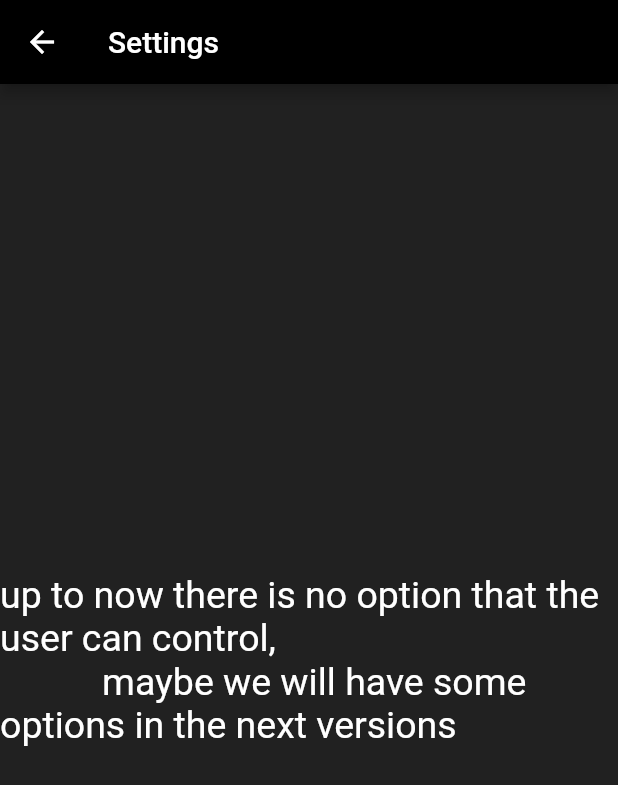
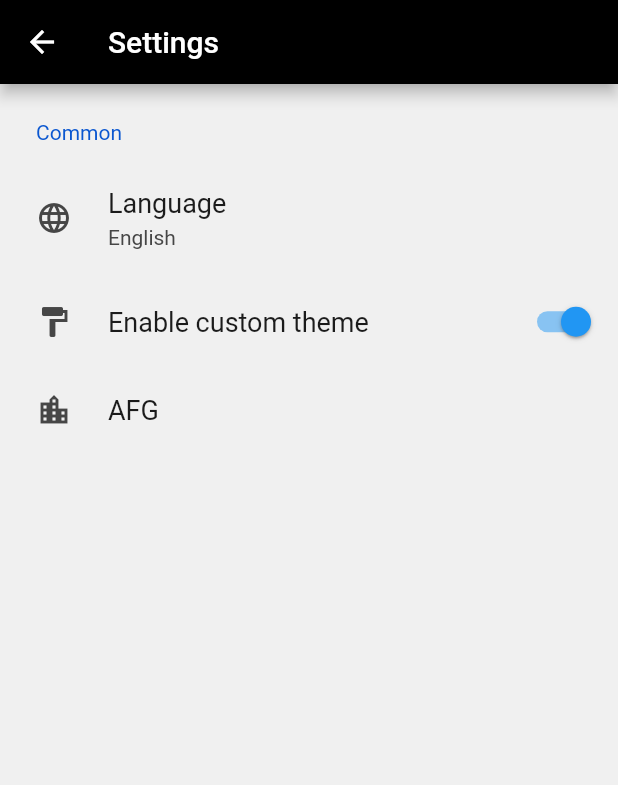
Before and after one commit to yaserhamidy/formula, a Flutter app: the screen it shows after launch, in the side drawer, after a tap on "Settings", on a phone screen of 412 x 824 dp. Shown: the top 785 px of the screen. Run offline on Flutter 3.47's test engine with Material 2 defaults, Android fonts, the phone set to English and light mode, and no system bars; drawn by our look-alikes of settings_ui; our stand-ins replace curved_navigation_bar, fluttertoast.

Commit message:
work on setting page and botton navitionbar

```diff
--- a/lib/mainpage.dart
+++ b/lib/mainpage.dart
@@ -10,6 +10,9 @@ import 'package:formula/seven.dart';
 import 'package:formula/tenclass.dart';
 import 'package:formula/twelveclass.dart';
 import 'splashscreen.dart';
+import 'package:settings_ui/settings_ui.dart';
+import 'package:curved_navigation_bar/curved_navigation_bar.dart';
+
 
 main() {
   runApp(MaterialApp(
@@ -30,45 +33,24 @@ class _mainpageState extends State<mainpage> {
   @override
   Widget build(BuildContext context) {
     return Scaffold(
-      bottomNavigationBar: BottomNavigationBar(
-        type: BottomNavigationBarType.shifting,
-        onTap: (index){
-          setState(() {
+      bottomNavigationBar: CurvedNavigationBar(
+        height: 60,
+        backgroundColor: Colors.white,
+        color: Colors.orange,
+        animationDuration: Duration(milliseconds: 300),
+        items: <Widget>[
+          Icon(Icons.home, size: 30,color: Colors.grey,),
+          Icon(Icons.favorite, size: 30,color: Colors.grey,),
 
-
-          myIndex = index;
-          });
-      },
-        currentIndex: myIndex,
-
-        items: [
-        BottomNavigationBarItem(
-            icon: Icon(Icons.home),
-            label: "Home",backgroundColor: Colors.orange,
-          activeIcon: IconButton(onPressed: (){
-            Navigator.push(
-              context,
-              MaterialPageRoute(builder: (context) => const mainpage()),
-            );
-          }, icon: Icon(Icons.home))
-        ),
-
-        BottomNavigationBarItem(
-            icon: Icon(Icons.favorite),
-            label: "favorite",backgroundColor: Colors.amber,
-            activeIcon: IconButton(onPressed: (){
-              Navigator.push(
-                context,
-                MaterialPageRoute(builder: (context) => const favorite()),
-              );
-            }, icon: Icon(Icons.favorite))
-
-        )
+        ],
+        onTap: (index) {
+        },
+      ),
 
 
 
 
-      ],),
+
       drawer: Drawer(
         child: ListView(
           padding: EdgeInsets.zero,
@@ -120,7 +102,7 @@ class _mainpageState extends State<mainpage> {
     onTap: () {
       Navigator.push(
         context,
-        MaterialPageRoute(builder: (context) => const Apptips()),
+        MaterialPageRoute(builder: (context) =>  Apptips()),
       );
     }
       ),
--- a/lib/settings.dart
+++ b/lib/settings.dart
@@ -1,4 +1,5 @@
 import 'package:flutter/material.dart';
+import 'package:settings_ui/settings_ui.dart';
 main(){
   runApp(
     MaterialApp(
@@ -27,9 +28,33 @@ class _SettingsState extends State<Settings> {
 
         child: Center(
           child: Container(
-            child :Text(
-          '''up to now there is no option that the user can control,
-           maybe we will have some options in the next versions''',style: TextStyle(color: Colors.white,fontSize: 25),),
+            child :SettingsList(
+              sections: [
+                SettingsSection(
+                  title: Text('Common'),
+                  tiles: <SettingsTile>[
+                    SettingsTile.navigation(
+                      leading: Icon(Icons.language),
+                      title: Text('Language'),
+                      value: Text('English'),
+                    ),
+                    SettingsTile.switchTile(
+                      onToggle: (value) {},
+                      initialValue: true,
+                      leading: Icon(Icons.format_paint),
+                      title: Text('Enable custom theme'),
+                    ),
+                    SettingsTile.navigation(
+                      leading: Icon(Icons.location_city),
+                        title: Text("AFG")
+
+                    )
+                  ],
+
+                ),
+
+              ],
+            ),
           ),
         ),
       ),
--- a/pubspec.yaml
+++ b/pubspec.yaml
@@ -36,6 +36,8 @@ dependencies:
   # Use with the CupertinoIcons class for iOS style icons.
   cupertino_icons: ^1.0.2
   fluttertoast: ^8.2.2
+  settings_ui: ^2.0.2
+  curved_navigation_bar: ^1.0.3
 
 
 
```
Also changed, not shown: pubspec.lock.
